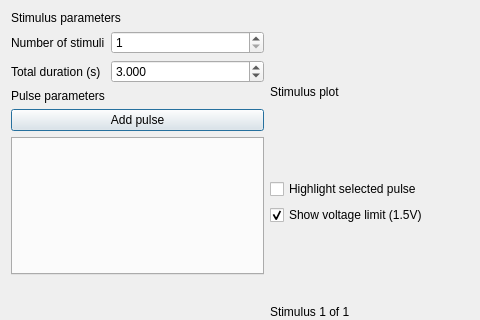
The window that app/ui/stimulus_window.ui (teuncm/wormenpracticum) describes before a commit, drawn with Qt 5; both pictures show x 0 to 480 and y 0 to 320 of the 703 by 424 pixel window.
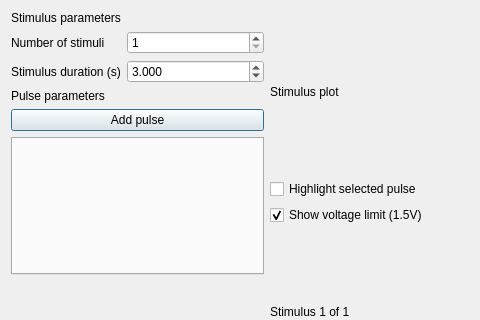
The same window after the commit.

What changed in the file:
```diff
--- a/app/ui/stimulus_window.ui
+++ b/app/ui/stimulus_window.ui
@@ -45,7 +45,7 @@
        <item row="1" column="0">
         <widget class="QLabel" name="durLabel">
          <property name="text">
-          <string>Total duration (s)</string>
+          <string>Stimulus duration (s)</string>
          </property>
         </widget>
        </item>
```
